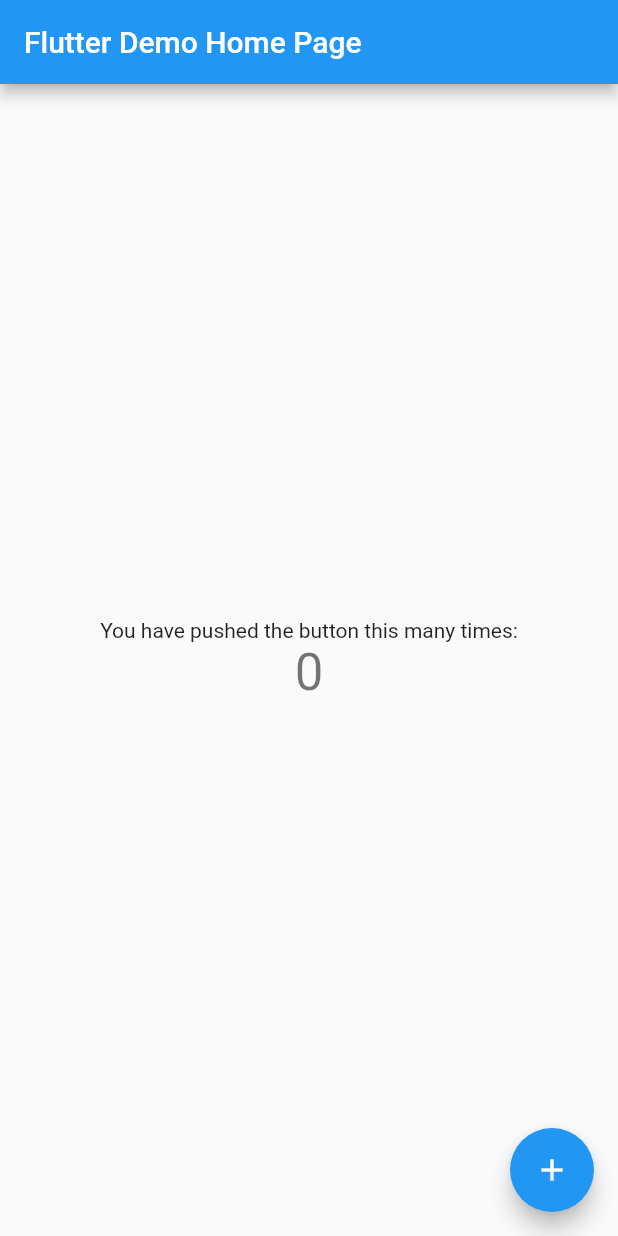
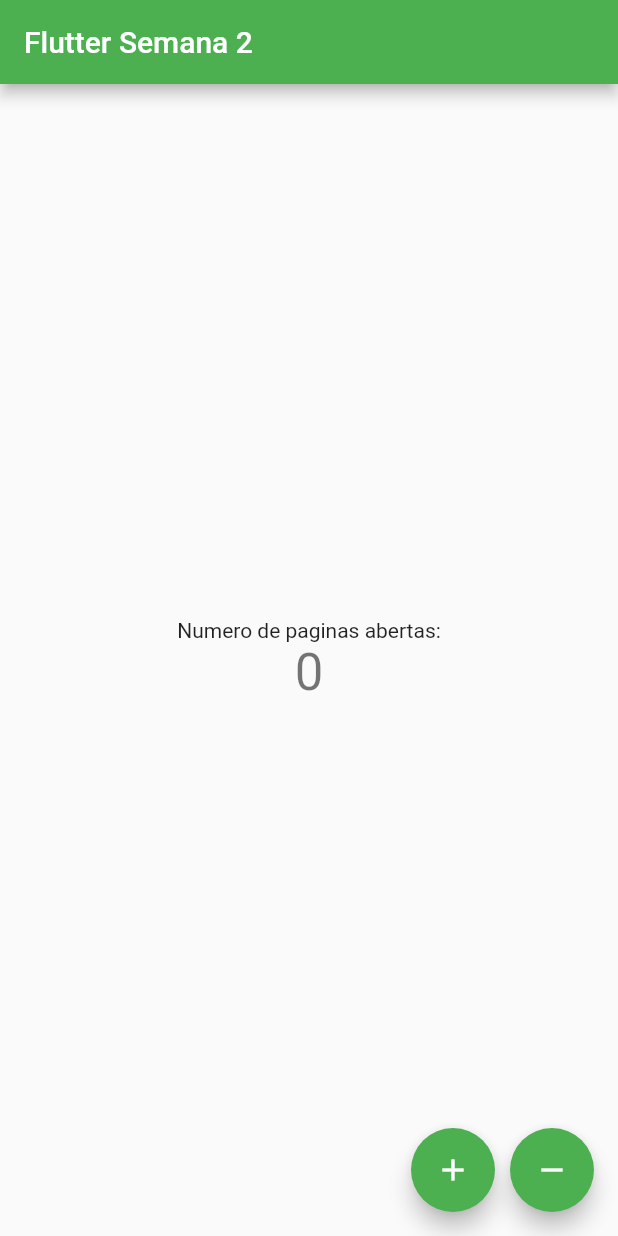
Before and after one commit to Patrick2207/flutter-semana1, a Flutter app: the screen it shows after launch, on a phone screen of 412 x 824 dp. Run offline on Flutter 3.47's test engine with Material 2 defaults, Android fonts, the phone set to English and light mode, and no system bars.

Commit message:
Lab_Semana_2

```diff
--- a/lib/main.dart
+++ b/lib/main.dart
@@ -1,40 +1,28 @@
-// Importa as ferramentas do flutter.
 import 'package:flutter/material.dart';
 
-
-// Cria a aplicação.
 void main() {
   runApp(const MyApp());
 }
 
 class MyApp extends StatelessWidget {
-  const MyApp({super.key});
+  const MyApp({Key? key}) : super(key: key);
 
-  // Esta é a raiz da aplicação.
   @override
   Widget build(BuildContext context) {
     return MaterialApp(
-      title: 'Flutter Demo',
+      title: 'Minha Pgina',
       theme: ThemeData(
-      // Aqui e onde e criado o tema da aplicação.
-
-        primarySwatch: Colors.blue,
+        // Aqui e onde e criado o tema da aplicação.
+        // E alteramos a cora da pagina.
+        primarySwatch: Colors.green,
       ),
-      home: const MyHomePage(title: 'Flutter Demo Home Page'),
+      home: const MyHomePage(title: 'Flutter Semana 2'),
     );
   }
 }
 
 class MyHomePage extends StatefulWidget {
-  const MyHomePage({super.key, required this.title});
-
-// Este widget é a página inicial do seu aplicativo. É stateful, ou seja,
-//Tem um objeto State (definido abaixo) que contém os campos afetados.
-
-//Esta classe é a configuração do estado. ele mantém o valor.
-//corresponde ao título fornecido pelo pai (neste caso, o widget do aplicativo) e
-//Usado pelo método de construção do estado. Os campos na subclasse Widget são
-//Sempre marcado como "final.
+  const MyHomePage({Key? key, required this.title}) : super(key: key);
 
   final String title;
 
@@ -47,8 +35,14 @@ class _MyHomePageState extends State<MyHomePage> {
 
   void _incrementCounter() {
     setState(() {
-    // Esta etapa alerta sobre alterações e faz a atulaização.
+      // Esta etapa alerta sobre alterações e faz a atulaização.
       _counter++;
+    });
+  }
+
+  void _decrementCounter() {
+    setState(() {
+      _counter--;
     });
   }
 
@@ -67,8 +61,9 @@ class _MyHomePageState extends State<MyHomePage> {
           //Executa a formatação da pagina.
           mainAxisAlignment: MainAxisAlignment.center,
           children: <Widget>[
+            //Texto que aparece na pagina central.
             const Text(
-              'You have pushed the button this many times:',
+              'Numero de paginas abertas:',
             ),
             Text(
               '$_counter',
@@ -77,11 +72,26 @@ class _MyHomePageState extends State<MyHomePage> {
           ],
         ),
       ),
-      floatingActionButton: FloatingActionButton(
-        onPressed: _incrementCounter,
-        tooltip: 'Increment',
-        child: const Icon(Icons.add),
-      ), // Esta vírgula à direita torna a formatação automática mais agradável para métodos de compilação.
+      floatingActionButton: Row(
+        mainAxisAlignment: MainAxisAlignment.end,
+        children: <Widget>[
+          //Add mais paginas.
+          FloatingActionButton(
+            onPressed: _incrementCounter,
+            tooltip: 'Increment',
+            child: const Icon(Icons.add),
+          ),
+          const SizedBox(
+            width: 10.0,
+          ),
+          //Remove as paginas abertas.
+          FloatingActionButton(
+            onPressed: _decrementCounter,
+            tooltip: 'Drecrement',
+            child: const Icon(Icons.remove),
+          ),
+        ],
+      ),
     );
   }
 }
```
